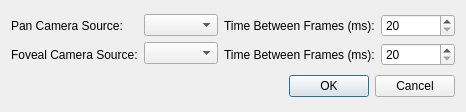
Above: qcamerasettingsdialog.ui from amanwalia92/EmbeddedEye before the change. Below: the same form after it.
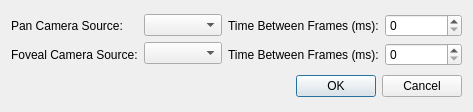
That is the form after the change.

Diff of the .ui file:
```diff
--- a/qcamerasettingsdialog.ui
+++ b/qcamerasettingsdialog.ui
@@ -6,7 +6,7 @@
    <rect>
     <x>0</x>
     <y>0</y>
-    <width>466</width>
+    <width>473</width>
     <height>112</height>
    </rect>
   </property>
@@ -67,21 +67,27 @@
        <item>
         <widget class="QSpinBox" name="spinBox_panFrameTime">
          <property name="minimum">
-          <number>20</number>
+          <number>0</number>
          </property>
          <property name="maximum">
           <number>500</number>
          </property>
+         <property name="value">
+          <number>0</number>
+         </property>
         </widget>
        </item>
        <item>
         <widget class="QSpinBox" name="spinBox_fovFrameTime">
          <property name="minimum">
-          <number>20</number>
+          <number>0</number>
          </property>
          <property name="maximum">
           <number>500</number>
          </property>
+         <property name="value">
+          <number>0</number>
+         </property>
         </widget>
        </item>
       </layout>
```
Left out of the diff: 6 changed lines with no effect on the pictures.
